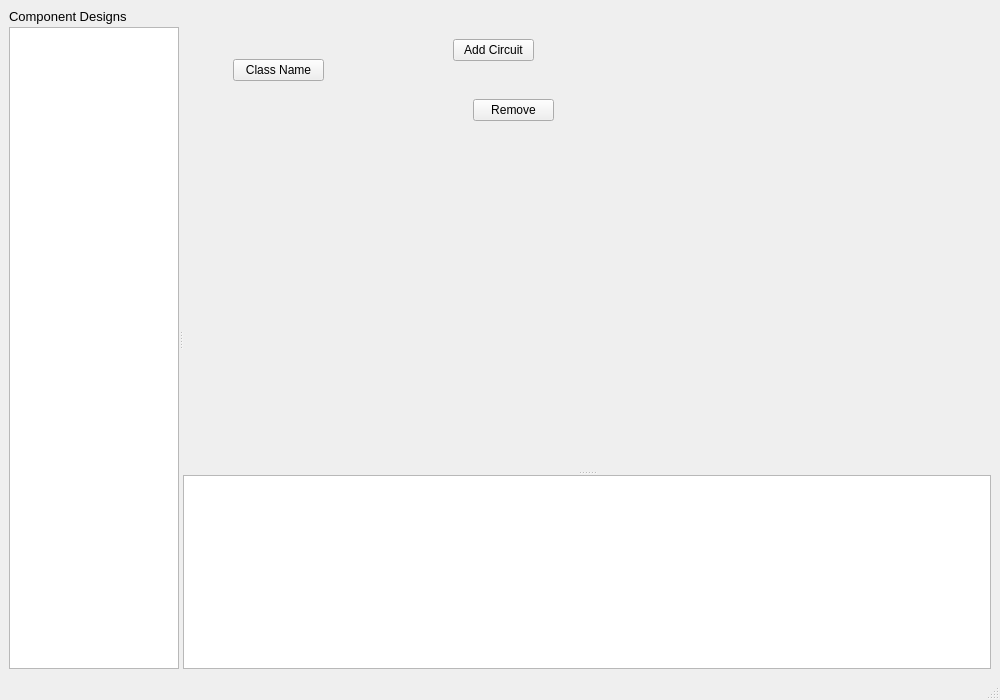
Old version of the form designer_windows/spacecraftdesigner.ui in the repository QuakeIV/pax-interitus.
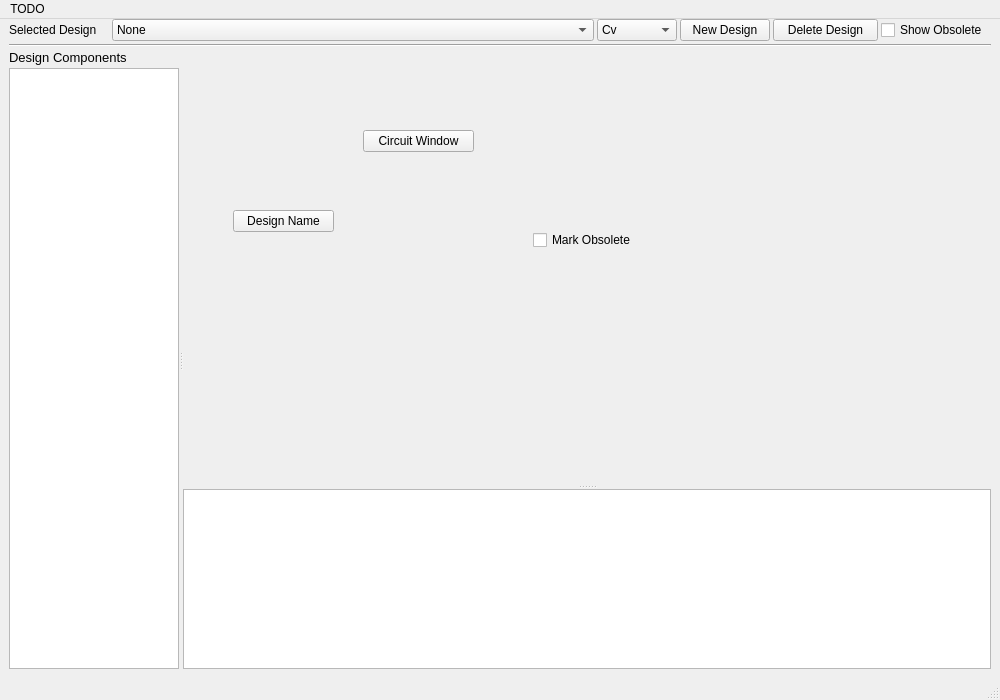
New version of the form.

```diff
--- a/designer_windows/spacecraftdesigner.ui
+++ b/designer_windows/spacecraftdesigner.ui
@@ -21,19 +21,219 @@
   </property>
   <widget class="QWidget" name="centralwidget">
    <property name="sizePolicy">
-    <sizepolicy hsizetype="MinimumExpanding" vsizetype="Minimum">
+    <sizepolicy hsizetype="Expanding" vsizetype="Expanding">
      <horstretch>0</horstretch>
      <verstretch>0</verstretch>
     </sizepolicy>
    </property>
+   <layout class="QVBoxLayout" name="verticalLayout_0">
+    <property name="spacing">
+     <number>3</number>
+    </property>
+    <property name="topMargin">
+     <number>0</number>
+    </property>
+    <item>
+     <widget class="QWidget" name="widget_1" native="true">
+      <property name="sizePolicy">
+       <sizepolicy hsizetype="Expanding" vsizetype="Minimum">
+        <horstretch>0</horstretch>
+        <verstretch>0</verstretch>
+       </sizepolicy>
+      </property>
    <property name="minimumSize">
     <size>
-     <width>1000</width>
-     <height>659</height>
-    </size>
+        <width>0</width>
+        <height>22</height>
+       </size>
+      </property>
+      <layout class="QHBoxLayout" name="horizontalLayout_2">
+       <property name="spacing">
+        <number>3</number>
+       </property>
+       <property name="leftMargin">
+        <number>0</number>
+       </property>
+       <property name="topMargin">
+        <number>0</number>
+       </property>
+       <property name="rightMargin">
+        <number>0</number>
+       </property>
+       <property name="bottomMargin">
+        <number>0</number>
+       </property>
+       <item>
+        <widget class="QLabel" name="label_0">
+         <property name="sizePolicy">
+          <sizepolicy hsizetype="Minimum" vsizetype="Preferred">
+           <horstretch>0</horstretch>
+           <verstretch>0</verstretch>
+          </sizepolicy>
+         </property>
+         <property name="minimumSize">
+          <size>
+           <width>100</width>
+           <height>0</height>
+          </size>
+         </property>
+         <property name="maximumSize">
+          <size>
+           <width>100</width>
+           <height>16777215</height>
+          </size>
+         </property>
+         <property name="text">
+          <string>Selected Design</string>
+         </property>
+        </widget>
+       </item>
+       <item>
+        <widget class="QComboBox" name="selecteddesign">
+         <property name="sizePolicy">
+          <sizepolicy hsizetype="Expanding" vsizetype="Fixed">
+           <horstretch>0</horstretch>
+           <verstretch>0</verstretch>
+          </sizepolicy>
+         </property>
+         <property name="minimumSize">
+          <size>
+           <width>0</width>
+           <height>22</height>
+          </size>
+         </property>
+         <item>
+          <property name="text">
+           <string>None</string>
+          </property>
+         </item>
+        </widget>
+       </item>
+       <item>
+        <widget class="QComboBox" name="selectclass">
+         <property name="sizePolicy">
+          <sizepolicy hsizetype="Minimum" vsizetype="Fixed">
+           <horstretch>0</horstretch>
+           <verstretch>0</verstretch>
+          </sizepolicy>
+         </property>
+         <property name="minimumSize">
+          <size>
+           <width>80</width>
+           <height>22</height>
+          </size>
+         </property>
+         <item>
+          <property name="text">
+           <string>Cv</string>
+          </property>
+         </item>
+         <item>
+          <property name="text">
+           <string>Fg</string>
+          </property>
+         </item>
+         <item>
+          <property name="text">
+           <string>D</string>
+          </property>
+         </item>
+         <item>
+          <property name="text">
+           <string>C</string>
+          </property>
+         </item>
+        </widget>
+       </item>
+       <item>
+        <widget class="QPushButton" name="newdesign">
+         <property name="minimumSize">
+          <size>
+           <width>90</width>
+           <height>22</height>
+          </size>
+         </property>
+         <property name="maximumSize">
+          <size>
+           <width>90</width>
+           <height>16777215</height>
+          </size>
+         </property>
+         <property name="text">
+          <string>New Design</string>
+         </property>
+        </widget>
+       </item>
+       <item>
+        <widget class="QPushButton" name="deletedesign">
+         <property name="minimumSize">
+          <size>
+           <width>105</width>
+           <height>22</height>
+          </size>
+         </property>
+         <property name="maximumSize">
+          <size>
+           <width>105</width>
+           <height>16777215</height>
+          </size>
+         </property>
+         <property name="text">
+          <string>Delete Design</string>
+         </property>
+        </widget>
+       </item>
+       <item>
+        <widget class="QCheckBox" name="showobsolete">
+         <property name="minimumSize">
+          <size>
+           <width>110</width>
+           <height>0</height>
+          </size>
+         </property>
+         <property name="maximumSize">
+          <size>
+           <width>110</width>
+           <height>16777215</height>
+          </size>
+         </property>
+         <property name="text">
+          <string>Show Obsolete</string>
+         </property>
+        </widget>
+       </item>
+      </layout>
+     </widget>
+    </item>
+    <item>
+     <widget class="Line" name="line">
+      <property name="orientation">
+       <enum>Qt::Horizontal</enum>
+      </property>
+     </widget>
+    </item>
+    <item>
+     <widget class="QWidget" name="widget_2" native="true">
+      <property name="sizePolicy">
+       <sizepolicy hsizetype="Expanding" vsizetype="Expanding">
+        <horstretch>0</horstretch>
+        <verstretch>0</verstretch>
+       </sizepolicy>
    </property>
    <layout class="QHBoxLayout" name="horizontalLayout">
     <property name="spacing">
+        <number>3</number>
+       </property>
+       <property name="leftMargin">
+        <number>0</number>
+       </property>
+       <property name="topMargin">
+        <number>0</number>
+       </property>
+       <property name="rightMargin">
+        <number>0</number>
+       </property>
+       <property name="bottomMargin">
      <number>0</number>
     </property>
     <item>
@@ -108,7 +308,7 @@
            </font>
           </property>
           <property name="text">
-           <string>Component Designs</string>
+              <string>Design Components</string>
           </property>
          </widget>
         </item>
@@ -183,52 +383,52 @@
            <property name="sizePolicy">
             <sizepolicy hsizetype="Expanding" vsizetype="Minimum">
              <horstretch>0</horstretch>
-             <verstretch>1</verstretch>
+                <verstretch>2</verstretch>
             </sizepolicy>
            </property>
            <property name="minimumSize">
             <size>
              <width>0</width>
-             <height>457</height>
+                <height>400</height>
             </size>
            </property>
            <widget class="QPushButton" name="designname">
             <property name="geometry">
              <rect>
               <x>50</x>
-              <y>50</y>
-              <width>91</width>
+                 <y>160</y>
+                 <width>101</width>
               <height>22</height>
              </rect>
             </property>
             <property name="text">
-             <string>Class Name</string>
-            </property>
-           </widget>
-           <widget class="QPushButton" name="circuitadd">
+                <string>Design Name</string>
+               </property>
+              </widget>
+              <widget class="QPushButton" name="circuitwindow">
             <property name="geometry">
              <rect>
-              <x>270</x>
-              <y>30</y>
-              <width>81</width>
+                 <x>180</x>
+                 <y>80</y>
+                 <width>111</width>
               <height>22</height>
              </rect>
             </property>
             <property name="text">
-             <string>Add Circuit</string>
-            </property>
-           </widget>
-           <widget class="QPushButton" name="circuitremove">
+                <string>Circuit Window</string>
+               </property>
+              </widget>
+              <widget class="QCheckBox" name="markobsolete">
             <property name="geometry">
              <rect>
-              <x>290</x>
-              <y>90</y>
-              <width>81</width>
-              <height>22</height>
+                 <x>350</x>
+                 <y>180</y>
+                 <width>111</width>
+                 <height>20</height>
              </rect>
             </property>
             <property name="text">
-             <string>Remove</string>
+                <string>Mark Obsolete</string>
             </property>
            </widget>
           </widget>
@@ -277,6 +477,9 @@
     </item>
    </layout>
   </widget>
+    </item>
+   </layout>
+  </widget>
   <widget class="QMenuBar" name="menubar">
    <property name="geometry">
     <rect>
@@ -286,6 +489,13 @@
      <height>19</height>
     </rect>
    </property>
+   <widget class="QMenu" name="menutodo">
+    <property name="title">
+     <string>TODO</string>
+    </property>
+    <addaction name="actiontodo1"/>
+   </widget>
+   <addaction name="menutodo"/>
   </widget>
   <widget class="QStatusBar" name="statusbar"/>
  </widget>
```
Left out of the diff: 11 changed lines with no effect on the pictures. Lines whose indentation alone changed are shown as unchanged.
